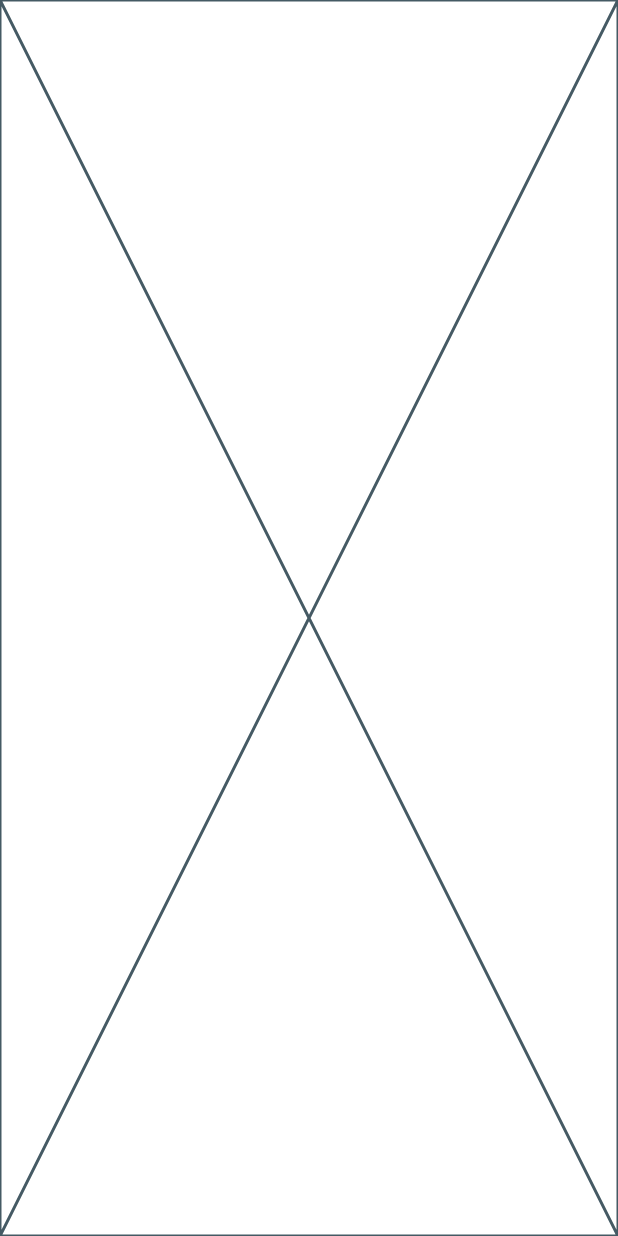
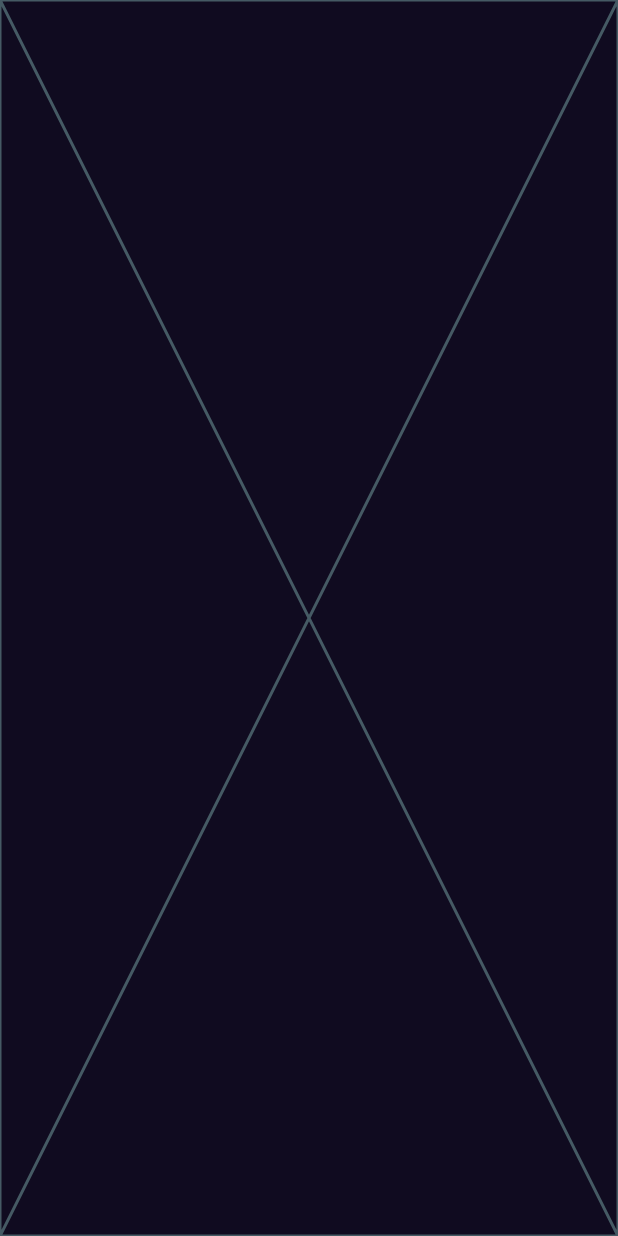
Before and after one commit to mahmoud-star680/bookly_app, a Flutter app: the screen it shows after launch, on a phone screen of 412 x 824 dp. Run offline on Flutter 3.47's test engine with Material 3 defaults, Android fonts, the phone set to English and light mode, and no system bars.

Commit message:
start splach

```diff
--- /dev/null
+++ b/bookly/lib/featrues/splach/presention/splach_screen.dart
@@ -0,0 +1,14 @@
+import 'package:flutter/material.dart';
+import 'package:flutter/rendering.dart';
+import 'package:bookly/featrues/splach/presention/widgets/splach_screen_body.dart';
+
+class SplachScreen extends StatelessWidget {
+  const SplachScreen({super.key});
+
+  @override
+  Widget build(BuildContext context) {
+    return const Scaffold(
+      body: SplachScreenBody(),
+    );
+  }
+}
--- a/bookly/lib/featrues/splach/splach_screen.dart
+++ b/bookly/lib/featrues/splach/presention/widgets/splach_screen_body.dart
@@ -1,7 +1,7 @@
 import 'package:flutter/material.dart';
 
-class SplachScreen extends StatelessWidget {
-  const SplachScreen({super.key});
+class SplachScreenBody extends StatelessWidget {
+  const SplachScreenBody({super.key});
 
   @override
   Widget build(BuildContext context) {
--- a/bookly/lib/main.dart
+++ b/bookly/lib/main.dart
@@ -1,5 +1,5 @@
 import 'package:flutter/material.dart';
-import 'package:bookly/featrues/splach/splach_screen.dart';
+import 'package:bookly/featrues/splach/presention/splach_screen.dart';
 
 void main() {
   runApp(
@@ -13,6 +13,7 @@ class BooklyApp extends StatelessWidget {
   @override
   Widget build(BuildContext context) {
     return MaterialApp(
+      theme: ThemeData().copyWith(scaffoldBackgroundColor: Color(0xff100B20)),
       home: SplachScreen(),
     );
   }
```
